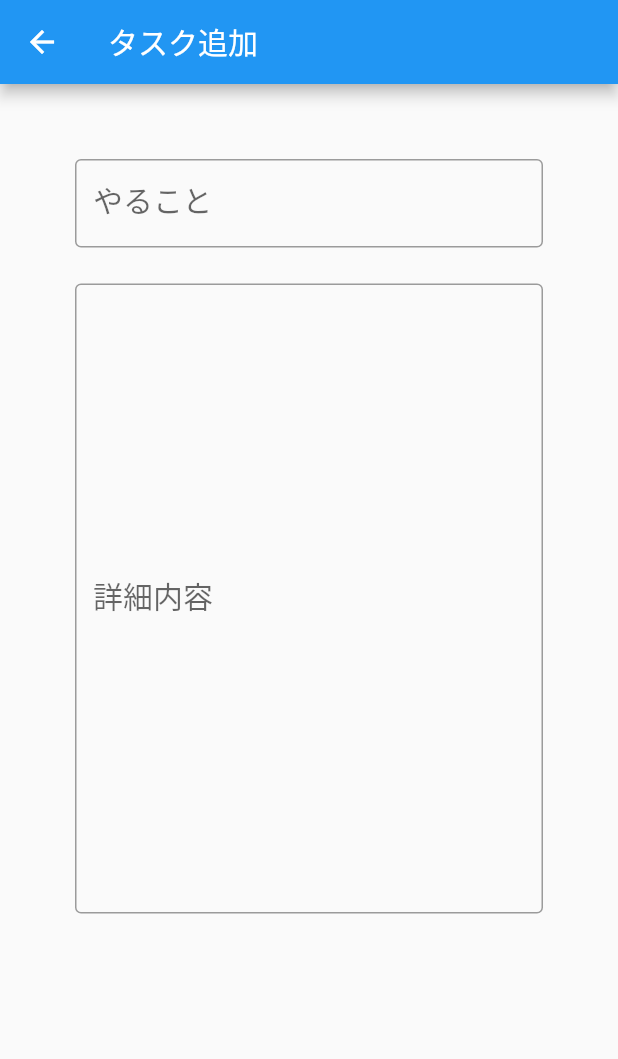
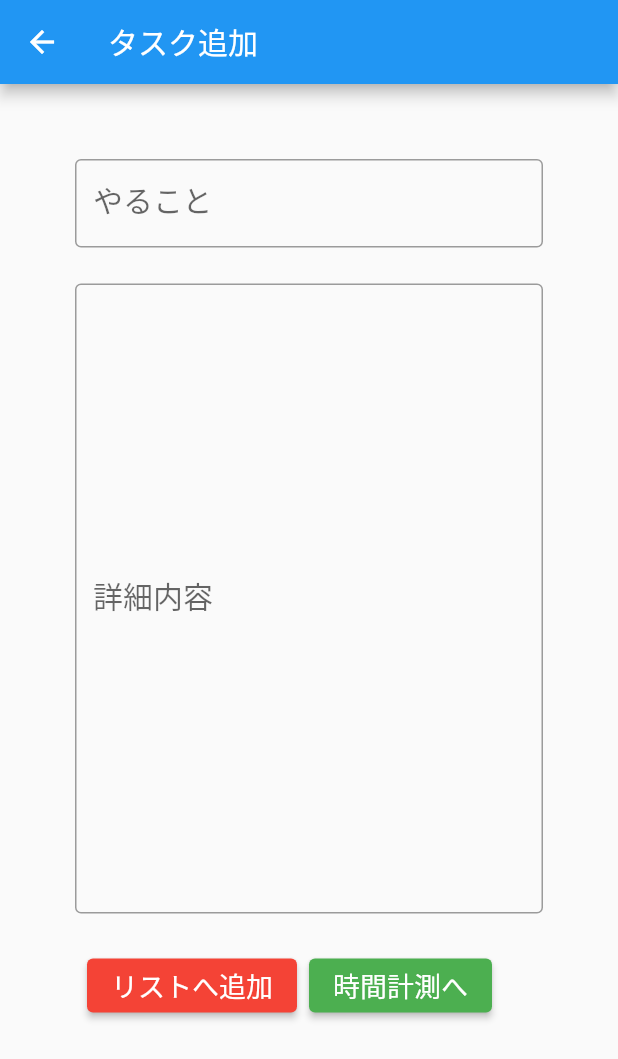
Before and after one commit to p238049y/todoappByFlutter, a Flutter app: the TodoAddPage screen opened directly, on a phone screen of 412 x 824 dp. Shown: the top 1059 px of the screen. Run offline on Flutter 3.47's test engine with Material 2 defaults, Android fonts, the phone set to English and light mode, and no system bars; our stand-ins replace numberpicker; missing offline and left inert: flutter_picker.

Commit message:
[update] #15 時間計測とタスク追加のボタンを追加
[タスク] TODO追加画面から時間計測画面に遷移するようにボタンを追加する

```diff
--- a/mytodoapp/lib/Views/TodoList/TodoAddPage.dart
+++ b/mytodoapp/lib/Views/TodoList/TodoAddPage.dart
@@ -82,10 +82,21 @@ class _TodoAddPageState extends State<TodoAddPage> {
                       return '空文字は受け付けていません。';
                     }
 
+                    if (value.contains('　') && value.trim() == '') {
+                      return '空文字は受け付けていません。';
+                    }
+                    return null;
+                  }),
               const SizedBox(height: 24),
-            SizedBox(
-              width: double.infinity,
+              Row(
+                children: [
+                  Padding(
+                    padding: const EdgeInsets.only(left: 8, right: 4),
                     child: ElevatedButton(
+                      style: ElevatedButton.styleFrom(
+                        primary: Colors.red,
+                        onPrimary: Colors.grey,
+                      ),
                       onPressed: () {
                         displayData.dateTime = DateTime.now();
                         if (displayData.text.isEmpty) {
@@ -94,11 +105,36 @@ class _TodoAddPageState extends State<TodoAddPage> {
                           Navigator.of(context).pop(displayData);
                         }
                       },
-                child: const Text('時間計測へ', style: TextStyle(color: Colors.white)),
+                      child: const Text(
+                        'リストへ追加',
+                        style: TextStyle(color: Colors.white, fontSize: 18.0),
                       ),
                     ),
-          ]
                   ),
+                  Padding(
+                    padding: const EdgeInsets.only(left: 4, right: 8),
+                    child: ElevatedButton(
+                      style: ElevatedButton.styleFrom(
+                        primary: Colors.green,
+                        onPrimary: Colors.grey,
+                      ),
+                      onPressed: () {
+                        displayData.dateTime = DateTime.now();
+                        if (displayData.text.isEmpty) {
+                          return;
+                        } else {
+                          Navigator.of(context).pop(displayData);
+                        }
+                      },
+                      child: const Text(
+                        '時間計測へ',
+                        style: TextStyle(color: Colors.white, fontSize: 18.0),
+                      ),
+                    ),
+                  ),
+                ],
+              ),
+            ]),
       ),
     );
   }
```
Lines whose indentation alone changed are shown as unchanged.
